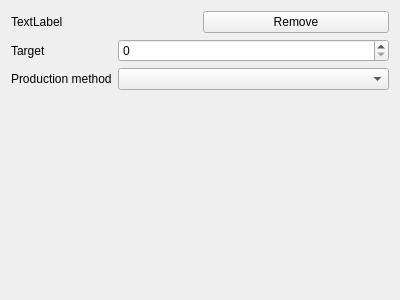
Old version of the form src/ui/section/WareSelectionSection/widgets/wareconfigurator.ui in the repository Arklog/x4StationGenerator.
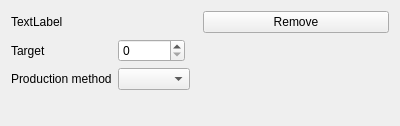
New version of the form.

```diff
--- a/src/ui/section/WareSelectionSection/widgets/wareconfigurator.ui
+++ b/src/ui/section/WareSelectionSection/widgets/wareconfigurator.ui
@@ -7,7 +7,7 @@
     <x>0</x>
     <y>0</y>
     <width>400</width>
-    <height>300</height>
+    <height>126</height>
    </rect>
   </property>
   <property name="sizePolicy">
@@ -40,6 +40,15 @@
    </item>
    <item>
     <layout class="QFormLayout" name="config">
+     <property name="sizeConstraint">
+      <enum>QLayout::SizeConstraint::SetDefaultConstraint</enum>
+     </property>
+     <property name="fieldGrowthPolicy">
+      <enum>QFormLayout::FieldGrowthPolicy::FieldsStayAtSizeHint</enum>
+     </property>
+     <property name="labelAlignment">
+      <set>Qt::AlignmentFlag::AlignLeading|Qt::AlignmentFlag::AlignLeft|Qt::AlignmentFlag::AlignVCenter</set>
+     </property>
      <item row="0" column="0">
       <widget class="QLabel" name="target_label">
        <property name="text">
@@ -62,7 +71,11 @@
       </widget>
      </item>
      <item row="1" column="1">
-      <widget class="QComboBox" name="production_method_combo_box"/>
+      <widget class="QComboBox" name="production_method_combo_box">
+       <property name="sizeAdjustPolicy">
+        <enum>QComboBox::SizeAdjustPolicy::AdjustToContents</enum>
+       </property>
+      </widget>
      </item>
     </layout>
    </item>
```
Left out of the diff: 12 changed lines with no effect on the pictures.
